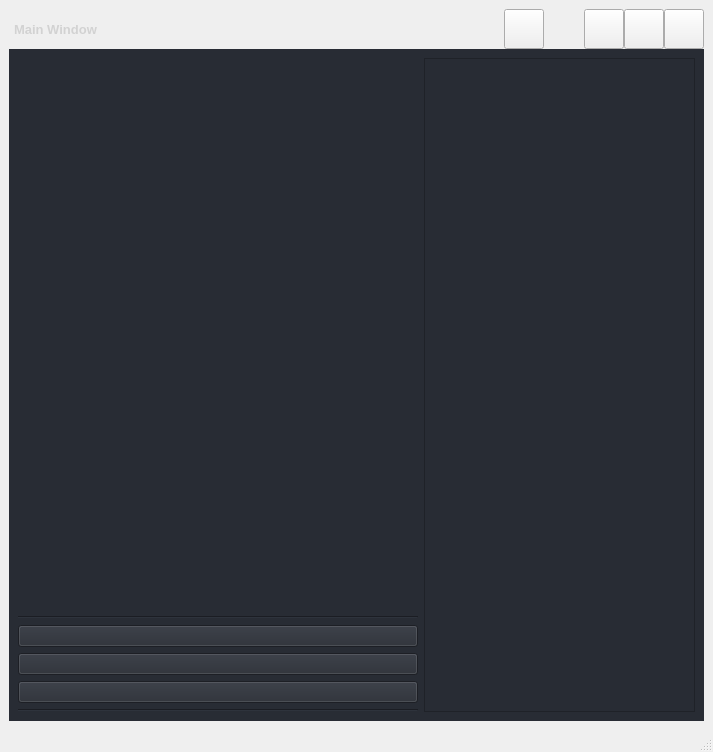
Qt form src/ui/pyside_ui/forms/main_window.ui (DariuszMak/fullstack-python-app) before a commit.
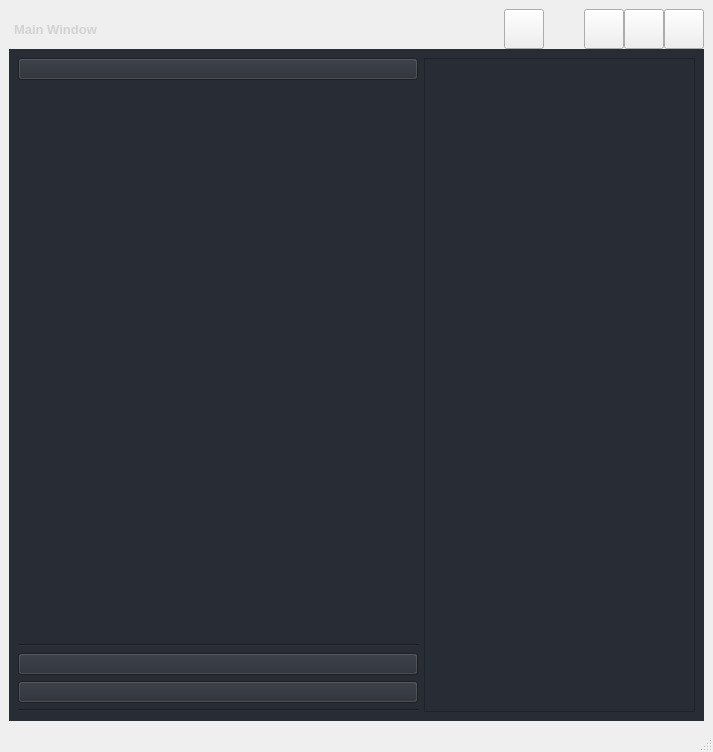
The same form after that commit. Icons and pictures are not drawn.

Commit message: move item up

Patch:
```diff
--- a/src/ui/pyside_ui/forms/main_window.ui
+++ b/src/ui/pyside_ui/forms/main_window.ui
@@ -458,6 +458,19 @@
                                   <property name="sizeConstraint">
                                     <enum>QLayout::SizeConstraint::SetDefaultConstraint</enum>
                                   </property>
+                                  <item>
+                                    <widget class="QPushButton" name="timeRefreshButton">
+                                      <property name="sizePolicy">
+                                        <sizepolicy hsizetype="MinimumExpanding" vsizetype="Fixed">
+                                          <horstretch>0</horstretch>
+                                          <verstretch>0</verstretch>
+                                        </sizepolicy>
+                                      </property>
+                                      <property name="text">
+                                        <string/>
+                                      </property>
+                                    </widget>
+                                  </item>
                                   <item>
                                     <widget class="QFrame" name="frame_clock_widget">
                                       <property name="sizePolicy">
@@ -485,19 +498,6 @@
                                   <item>
                                     <layout class="QVBoxLayout" name="frame_generated_query_parameters"/>
                                   </item>
-                                  <item>
-                                    <widget class="QPushButton" name="timeRefreshButton">
-                                      <property name="sizePolicy">
-                                        <sizepolicy hsizetype="MinimumExpanding" vsizetype="Fixed">
-                                          <horstretch>0</horstretch>
-                                          <verstretch>0</verstretch>
-                                        </sizepolicy>
-                                      </property>
-                                      <property name="text">
-                                        <string/>
-                                      </property>
-                                    </widget>
-                                  </item>
                                   <item>
                                     <widget class="QPushButton" name="resetToDefaultValueButton">
                                       <property name="sizePolicy">
```
